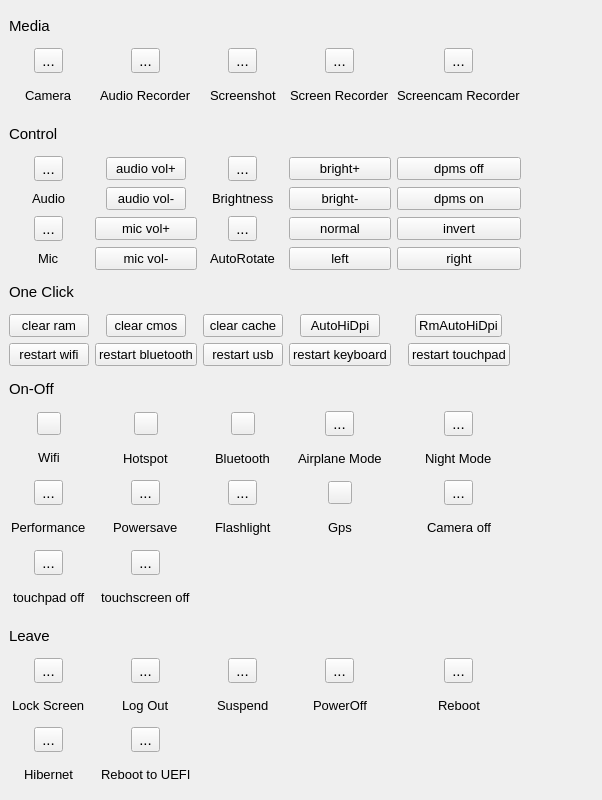
bollustrado/qwikaccess, file qwikaccess.ui: the form before one commit.
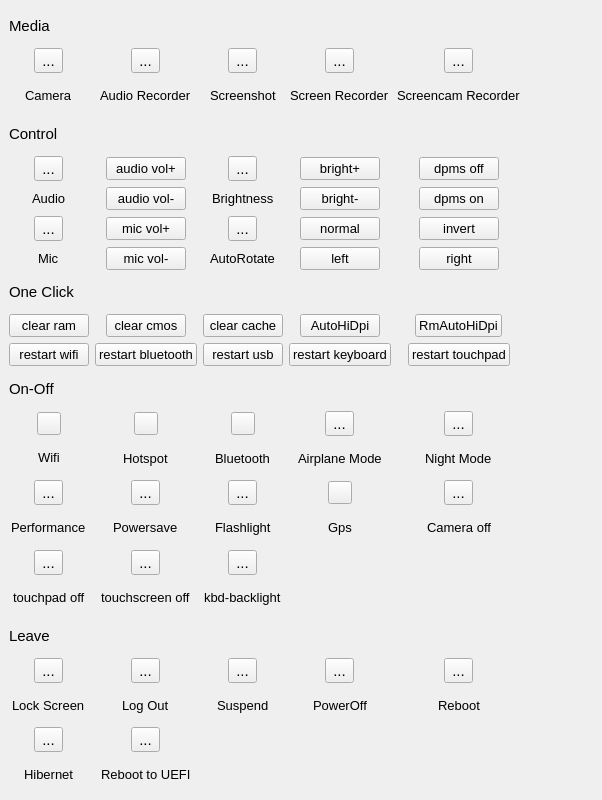
The form after the commit. Icons and pictures are not drawn.

Commit message: add kbd-backlight

The edit to the form file:
```diff
--- a/qwikaccess.ui
+++ b/qwikaccess.ui
@@ -32,7 +32,7 @@
       </property>
      </widget>
     </item>
-    <item row="13" column="3">
+    <item row="13" column="3" alignment="Qt::AlignHCenter">
      <widget class="QPushButton" name="pushButton_rotateleft">
       <property name="font">
        <font>
@@ -198,7 +198,7 @@
       </property>
      </widget>
     </item>
-    <item row="5" column="3">
+    <item row="5" column="3" alignment="Qt::AlignHCenter">
      <widget class="QPushButton" name="pushButton_brightup">
       <property name="font">
        <font>
@@ -344,7 +344,7 @@
       </property>
      </widget>
     </item>
-    <item row="11" column="3">
+    <item row="11" column="3" alignment="Qt::AlignHCenter">
      <widget class="QPushButton" name="pushButton_rotatenormal">
       <property name="font">
        <font>
@@ -446,7 +446,7 @@
       </property>
      </widget>
     </item>
-    <item row="13" column="4">
+    <item row="13" column="4" alignment="Qt::AlignHCenter">
      <widget class="QPushButton" name="pushButton_rotateright">
       <property name="font">
        <font>
@@ -515,7 +515,7 @@
       </property>
      </widget>
     </item>
-    <item row="5" column="4">
+    <item row="5" column="4" alignment="Qt::AlignHCenter">
      <widget class="QPushButton" name="pushButton_dpmsoff">
       <property name="font">
        <font>
@@ -729,7 +729,7 @@
       </property>
      </widget>
     </item>
-    <item row="11" column="4">
+    <item row="11" column="4" alignment="Qt::AlignHCenter">
      <widget class="QPushButton" name="pushButton_rotateinvert">
       <property name="font">
        <font>
@@ -763,7 +763,7 @@
       </property>
      </widget>
     </item>
-    <item row="13" column="1">
+    <item row="13" column="1" alignment="Qt::AlignHCenter">
      <widget class="QPushButton" name="pushButton_micvoldown">
       <property name="font">
        <font>
@@ -851,7 +851,7 @@
       </property>
      </widget>
     </item>
-    <item row="6" column="4">
+    <item row="6" column="4" alignment="Qt::AlignHCenter">
      <widget class="QPushButton" name="pushButton_dpmson">
       <property name="font">
        <font>
@@ -875,7 +875,7 @@
       </property>
      </widget>
     </item>
-    <item row="11" column="1">
+    <item row="11" column="1" alignment="Qt::AlignHCenter">
      <widget class="QPushButton" name="pushButton_micvolup">
       <property name="font">
        <font>
@@ -887,7 +887,7 @@
       </property>
      </widget>
     </item>
-    <item row="6" column="3">
+    <item row="6" column="3" alignment="Qt::AlignHCenter">
      <widget class="QPushButton" name="pushButton_brightdown">
       <property name="font">
        <font>
@@ -1133,6 +1133,31 @@
       </property>
      </widget>
     </item>
+    <item row="27" column="2" alignment="Qt::AlignHCenter">
+     <widget class="QToolButton" name="toolButton">
+      <property name="toolTip">
+       <string>&lt;html&gt;&lt;head/&gt;&lt;body&gt;&lt;p&gt;keyboard backligh on/off&lt;/p&gt;&lt;/body&gt;&lt;/html&gt;</string>
+      </property>
+      <property name="text">
+       <string>...</string>
+      </property>
+      <property name="icon">
+       <iconset theme="input-keyboard-virtual-on"/>
+      </property>
+     </widget>
+    </item>
+    <item row="28" column="2" alignment="Qt::AlignHCenter">
+     <widget class="QLabel" name="label_2">
+      <property name="font">
+       <font>
+        <pointsize>10</pointsize>
+       </font>
+      </property>
+      <property name="text">
+       <string>kbd-backlight</string>
+      </property>
+     </widget>
+    </item>
    </layout>
   </widget>
  </widget>
```
The commit also changes 7 other files.
